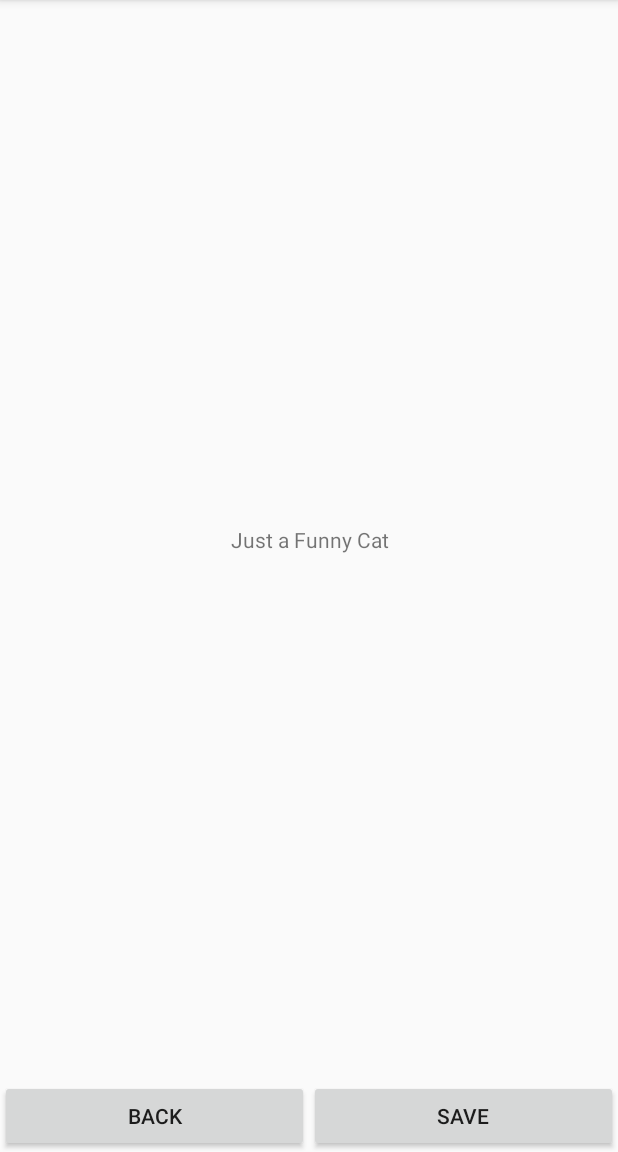
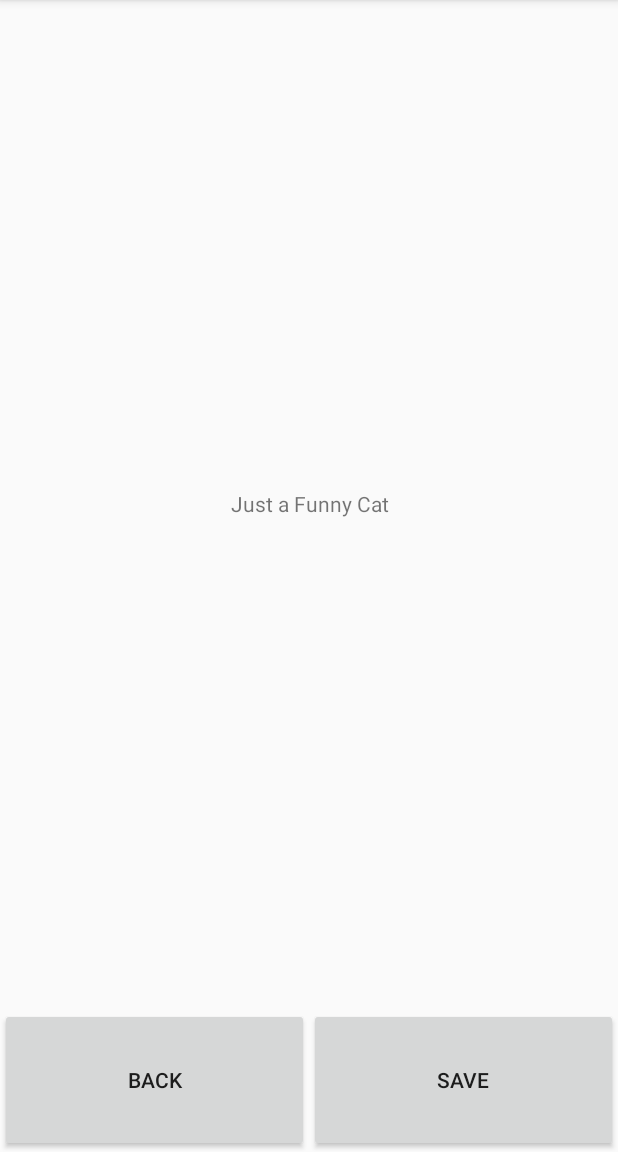
Before and after one commit to Pavel-IT-Courses/rs.android-stage2-task5, an Android app: the DetailedActivity screen opened directly, with no data from a screen before it, after a tap on "SAVE", on a phone screen of 412 x 824 dp, the part 84-1236 px from its top. Run offline under Robolectric (Android 15) with nearby library versions, the phone set to English and light mode, and no system bars; libraries missing offline, so code that uses them is left out: coil.api.load, coil.request; plain views replace EasyFlipView; pictures from the network do not load; 1 statement that could not run was skipped.

Commit message:
correct task

```diff
--- a/app/src/main/java/com/example/catapplication/CatViewModel.kt
+++ b/app/src/main/java/com/example/catapplication/CatViewModel.kt
@@ -18,7 +18,7 @@ class CatViewModel : ViewModel() {
         }
     }
 
-    fun upload() {
+    fun load() {
         viewModelScope.launch {
             _items.value = CatApiImpl.getListOfCats()
         }
--- a/app/src/main/java/com/example/catapplication/DetailedActivity.kt
+++ b/app/src/main/java/com/example/catapplication/DetailedActivity.kt
@@ -6,7 +6,6 @@ import androidx.appcompat.app.AppCompatActivity
 import android.os.Bundle
 import android.os.Environment
 import android.provider.MediaStore
-import android.text.format.Time
 import android.widget.Button
 import android.widget.ImageView
 import android.widget.Toast
@@ -21,18 +20,21 @@ import kotlinx.coroutines.MainScope
 import kotlinx.coroutines.launch
 import java.io.File
 import java.io.FileOutputStream
+import java.time.Year
+import java.util.*
 
 class DetailedActivity : AppCompatActivity() {
-    private val url = "url"
+    private val urlKey = "url"
     private val REQUEST_CODE = 0
 
     override fun onCreate(savedInstanceState: Bundle?) {
         super.onCreate(savedInstanceState)
         setContentView(R.layout.activity_detailed)
-        val url = intent.getStringExtra(url)
+        val url = intent.getStringExtra(urlKey)
         // Library EasyFlipView is used for this imageView
         val imageView = findViewById<ImageView>(R.id.full_image)
         imageView.load(url) {
+            fallback(R.drawable.no_cat)
             crossfade(true)
             transformations(CircleCropTransformation())
         }
@@ -48,20 +50,26 @@ class DetailedActivity : AppCompatActivity() {
     }
 
     // This method requests permission and save the picture in the Gallery
-    private fun savePicture(url: String) {
+    private fun savePicture(url: String?) {
         if (PermissionChecker.checkSelfPermission(this, Manifest.permission.WRITE_EXTERNAL_STORAGE)
             != PermissionChecker.PERMISSION_GRANTED
-        ) { ActivityCompat.requestPermissions(
-                this, arrayOf(Manifest.permission.WRITE_EXTERNAL_STORAGE), REQUEST_CODE)
+        ) {
+            ActivityCompat.requestPermissions(
+                this, arrayOf(Manifest.permission.WRITE_EXTERNAL_STORAGE), REQUEST_CODE
+            )
         }
+        if (url != null) {
             if (Environment.MEDIA_MOUNTED.equals(Environment.getExternalStorageState())) {
-            val time = Time()
-            time.setToNow()
+                val date = Calendar.getInstance()
+                val year = date.get(Calendar.YEAR)
+                val day = date.get(Calendar.DAY_OF_YEAR)
+                val hour = date.get(Calendar.HOUR)
+                val min = date.get(Calendar.MINUTE)
+                val sec = date.get(Calendar.SECOND)
                 val storage = File(
                     cacheDir,
-                Integer.toString(time.year) + Integer.toString(time.month + 1)
-                    + Integer.toString(time.monthDay) + Integer.toString(time.hour)
-                    + Integer.toString(time.minute) + Integer.toString(time.second) + ".jpg"
+                    Integer.toString(year) + Integer.toString(day) + Integer.toString(hour)
+                        + Integer.toString(min) + Integer.toString(sec) + ".jpg"
                 )
                 val fOut = FileOutputStream(storage)
                 val request = GetRequest.Builder(this).data(url).build()
@@ -81,5 +89,8 @@ class DetailedActivity : AppCompatActivity() {
                 }
                 Toast.makeText(this, "Saved in Gallery", Toast.LENGTH_SHORT).show()
             }
+        } else {
+            Toast.makeText(this, "Nothing To Save", Toast.LENGTH_SHORT).show()
         }
     }
+}
--- /dev/null
+++ b/app/src/main/java/com/example/catapplication/OnCatScrollListener.kt
@@ -0,0 +1,5 @@
+package com.example.catapplication
+
+interface OnCatScrollListener {
+    fun onCatScrolled()
+}
--- a/app/src/main/res/layout/activity_detailed.xml
+++ b/app/src/main/res/layout/activity_detailed.xml
@@ -1,19 +1,17 @@
 <?xml version="1.0" encoding="utf-8"?>
-<androidx.constraintlayout.widget.ConstraintLayout xmlns:android="http://schemas.android.com/apk/res/android"
+<LinearLayout xmlns:android="http://schemas.android.com/apk/res/android"
     xmlns:app="http://schemas.android.com/apk/res-auto"
     xmlns:tools="http://schemas.android.com/tools"
     android:layout_width="match_parent"
     android:layout_height="match_parent"
+    android:orientation="vertical"
     tools:context="com.example.catapplication.DetailedActivity">
 
     <com.wajahatkarim3.easyflipview.EasyFlipView
         android:id="@+id/card_image"
-        android:layout_width="0dp"
+        android:layout_width="match_parent"
         android:layout_height="0dp"
-        app:layout_constraintBottom_toTopOf="@id/linear"
-        app:layout_constraintEnd_toEndOf="parent"
-        app:layout_constraintStart_toStartOf="parent"
-        app:layout_constraintTop_toTopOf="parent"
+        android:layout_weight="7"
         app:flipOnTouch="true"
         app:flipEnabled="true"
         app:flipDuration="400"
@@ -30,12 +28,10 @@
 
     <LinearLayout
         android:id="@+id/linear"
-        android:layout_width="0dp"
-        android:layout_height="wrap_content"
+        android:layout_width="match_parent"
+        android:layout_height="0dp"
         android:orientation="horizontal"
-        app:layout_constraintBottom_toBottomOf="parent"
-        app:layout_constraintEnd_toEndOf="parent"
-        app:layout_constraintStart_toStartOf="parent">
+        android:layout_weight="1">
 
         <Button
             android:id="@+id/back"
@@ -53,4 +49,4 @@
 
     </LinearLayout>
 
-</androidx.constraintlayout.widget.ConstraintLayout>
+</LinearLayout>
```
Also changed, not shown: app/src/main/java/com/example/catapplication/MainActivity.kt (+11 -11 lines), app/src/main/java/com/example/catapplication/adapter/CatAdapter.kt (+8 -8 lines), app/src/main/res/drawable/no_cat.png (added). Lines whose indentation alone changed are shown as unchanged.
